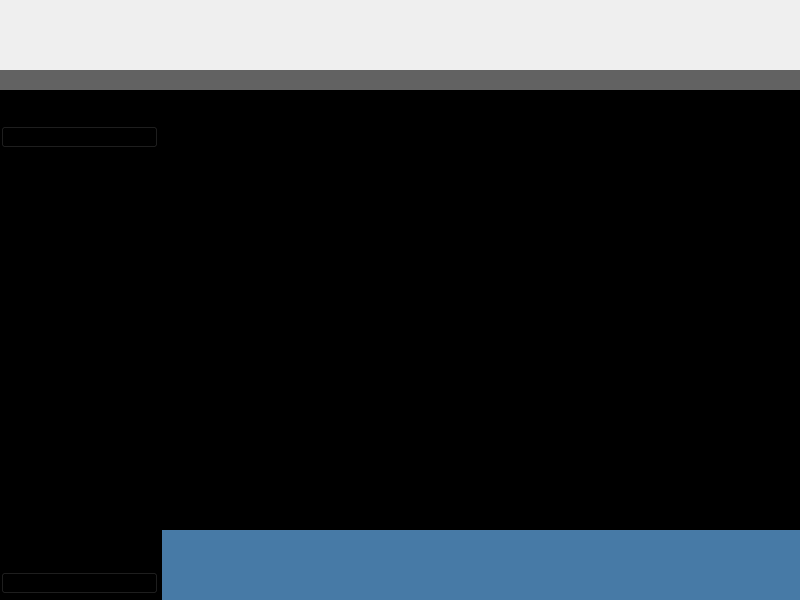
First picture: the form in ui/mainwindow.ui, repository 15903016222/Voice, before the edit.
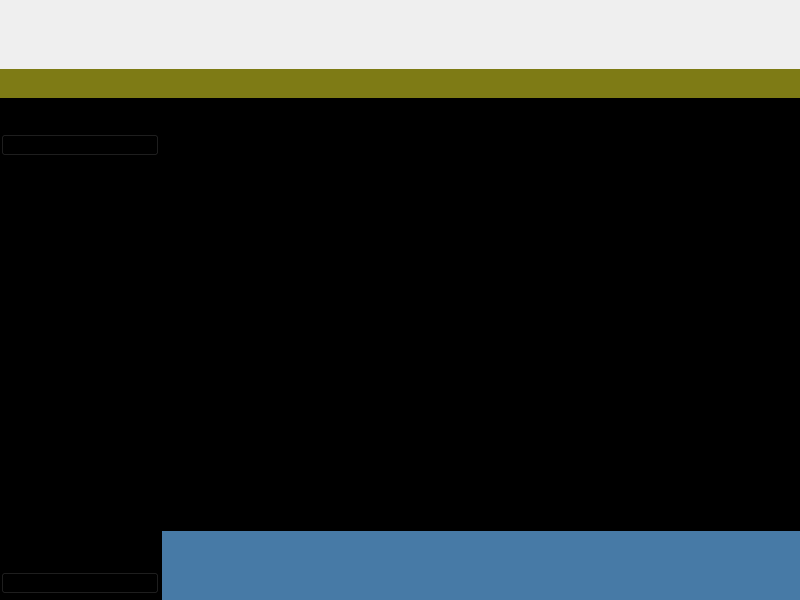
Second picture: the form after the edit. Custom widgets are drawn as their Qt base class.

Commit message: 修改：显示信息一栏的背景色和字体， 增加：测量值对话框显示无框窗体，增加一个按钮退出，

```diff
--- a/ui/mainwindow.ui
+++ b/ui/mainwindow.ui
@@ -23,7 +23,7 @@
    <string notr="true"/>
   </property>
   <widget class="QWidget" name="centralWidget">
-   <layout class="QVBoxLayout" name="verticalLayout" stretch="7,2,51">
+   <layout class="QVBoxLayout" name="verticalLayout" stretch="7,3,51">
     <property name="spacing">
      <number>0</number>
     </property>
@@ -69,7 +69,7 @@
     <item>
      <widget class="ShowInfoWidget" name="widgetShowInformation" native="true">
       <property name="styleSheet">
-       <string notr="true">background-color: rgb(98, 98, 98);</string>
+       <string notr="true">background-color: rgb(126, 123, 21);</string>
       </property>
      </widget>
     </item>
@@ -119,7 +119,7 @@
            <number>0</number>
           </property>
           <property name="horizontalSpacing">
-           <number>3</number>
+           <number>2</number>
           </property>
           <property name="verticalSpacing">
            <number>0</number>
@@ -243,8 +243,8 @@
                        <rect>
                         <x>0</x>
                         <y>0</y>
-                        <width>157</width>
-                        <height>430</height>
+                        <width>158</width>
+                        <height>410</height>
                        </rect>
                       </property>
                      </widget>
```
The commit also changes 6 other files.
